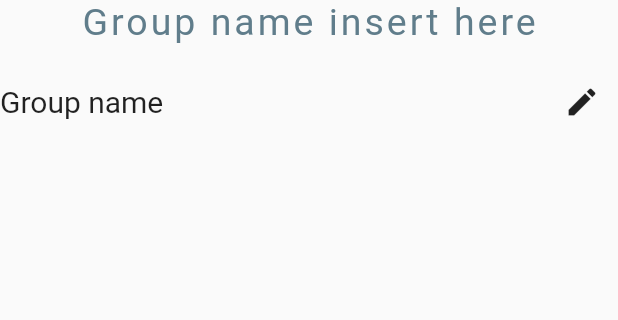
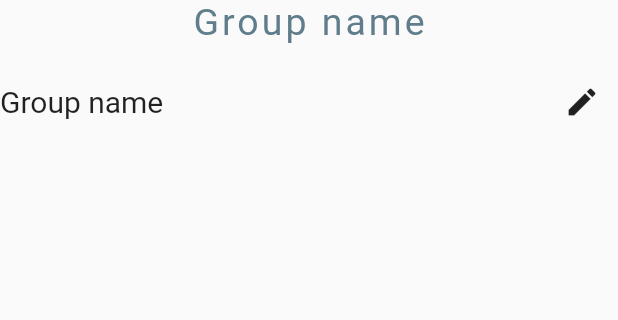
Before and after one commit to vermaapoorva/IC-Hello-World, a Flutter app: the SingleGroup screen opened directly, on a phone screen of 412 x 824 dp, the part 390-710 px from its top. Run offline on Flutter 3.47's test engine with Material 2 defaults, Android fonts, the phone set to English and light mode, and no system bars; our stand-ins replace bubble_bottom_bar, flutter_login.

Commit message:
Dynamically change group title with a change of name

```diff
--- a/front-end/lib/pages/SingleGroup.dart
+++ b/front-end/lib/pages/SingleGroup.dart
@@ -8,7 +8,9 @@ class SingleGroup extends StatefulWidget {
 
 class SingleGroupState extends State<SingleGroup> {
   String groupName = "Group name";
+  final groupMembers = ["Apoorva Verma", "Gavin Wu", "Rohan Gupta", "Rahil Shah", "Alex Usher"];
   bool isEnable = false;
+  int currentIndex = 0;
 
   @override
   Widget build(BuildContext context) {
@@ -31,7 +33,7 @@ class SingleGroupState extends State<SingleGroup> {
       SizedBox(
         height: 60,
       ),
-      Text("Group name insert here",
+      Text(groupName,
           style: TextStyle(
               fontSize: 25.0,
               color: Colors.blueGrey,
@@ -59,7 +61,7 @@ class SingleGroupState extends State<SingleGroup> {
                 isEnable = true;
               });
             })
-      ])
+      ]),
     ])));
   }
 }
```
